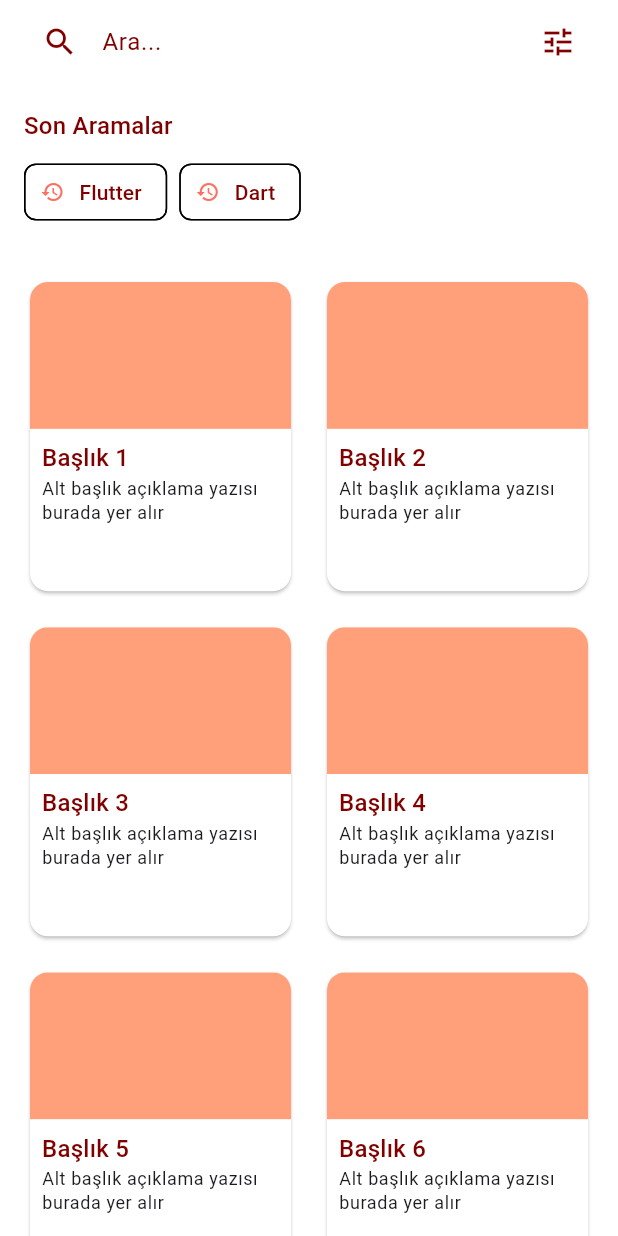
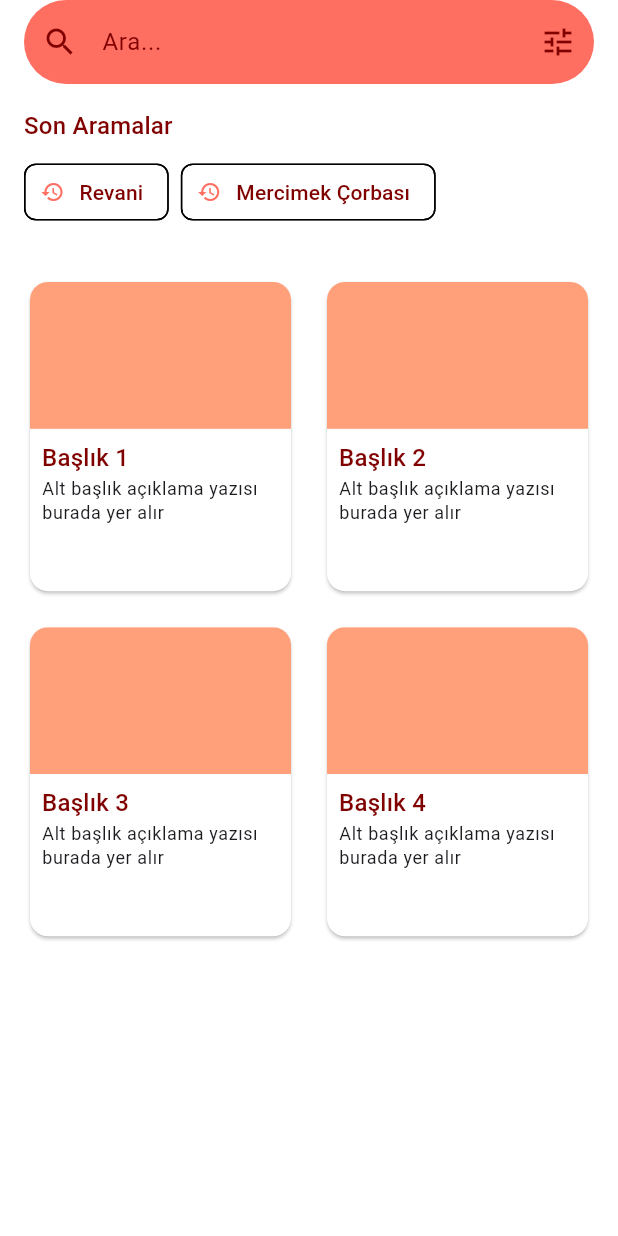
Before and after one commit to esralkya/TarifAtlasiii, a Flutter app: the SearchScreen screen opened by its route, on a phone screen of 412 x 824 dp. Run offline on Flutter 3.47's test engine with Material 3 defaults, Android fonts, the phone set to English and light mode, and no system bars; our stand-ins replace go_router, google_fonts.

Commit message:
search kismi duzenlendi temalar ayarlandi

```diff
--- a/lib/screens/anayemek_screen.dart
+++ b/lib/screens/anayemek_screen.dart
@@ -61,7 +61,7 @@ class AnayemekScreen extends StatelessWidget {
                     'Pilav',
                     '30 dakika',
                     '/Tarif',
-                    'assets/images/pilav.jpg',
+                    'assets/images/pirinc.jpg',
                   ),
                 ],
               ),
--- a/lib/screens/search_screen.dart
+++ b/lib/screens/search_screen.dart
@@ -1,7 +1,4 @@
 import 'package:flutter/material.dart';
-
-import '../core/constants.dart';
-import '../core/themes.dart';
 
 class SearchScreen extends StatelessWidget {
   const SearchScreen({super.key});
@@ -17,7 +14,7 @@ class SearchScreen extends StatelessWidget {
               decoration: InputDecoration(
                 hintText: "Ara...",
                 filled: true,
-                fillColor: Theme.of(context).colorScheme.surfaceVariant,
+                fillColor: Theme.of(context).colorScheme.primary,
                 border: OutlineInputBorder(
                   borderRadius: BorderRadius.circular(50),
                   borderSide: BorderSide.none,
@@ -45,12 +42,12 @@ class SearchScreen extends StatelessWidget {
                     spacing: 8,
                     children: [
                       ActionChip(
-                        label: const Text("Flutter"),
+                        label: const Text("Revani"),
                         onPressed: () {},
                         avatar: const Icon(Icons.history, size: 16),
                       ),
                       ActionChip(
-                        label: const Text("Dart"),
+                        label: const Text("Mercimek Çorbası"),
                         onPressed: () {},
                         avatar: const Icon(Icons.history, size: 16),
                       ),
@@ -61,9 +58,9 @@ class SearchScreen extends StatelessWidget {
             ),
           ),
           SliverPadding(
-            padding: EdgeInsets.all(16),
+            padding: const EdgeInsets.all(16),
             sliver: SliverGrid(
-              gridDelegate: SliverGridDelegateWithFixedCrossAxisCount(
+              gridDelegate: const SliverGridDelegateWithFixedCrossAxisCount(
                 crossAxisCount: 2,
                 mainAxisSpacing: 16,
                 crossAxisSpacing: 16,
@@ -83,7 +80,7 @@ class SearchScreen extends StatelessWidget {
                         ),
                       ),
                       Padding(
-                        padding: EdgeInsets.all(8),
+                        padding: const EdgeInsets.all(8),
                         child: Column(
                           crossAxisAlignment: CrossAxisAlignment.start,
                           children: [
@@ -105,7 +102,7 @@ class SearchScreen extends StatelessWidget {
                     ],
                   ),
                 ),
-                childCount: 10,
+                childCount: 4,
               ),
             ),
           ),
--- a/lib/screens/tatli_screen.dart
+++ b/lib/screens/tatli_screen.dart
@@ -1,4 +1,3 @@
-import 'package:flutter/cupertino.dart';
 import 'package:flutter/material.dart';
 import 'package:go_router/go_router.dart';
 import 'package:provider/provider.dart';
```
